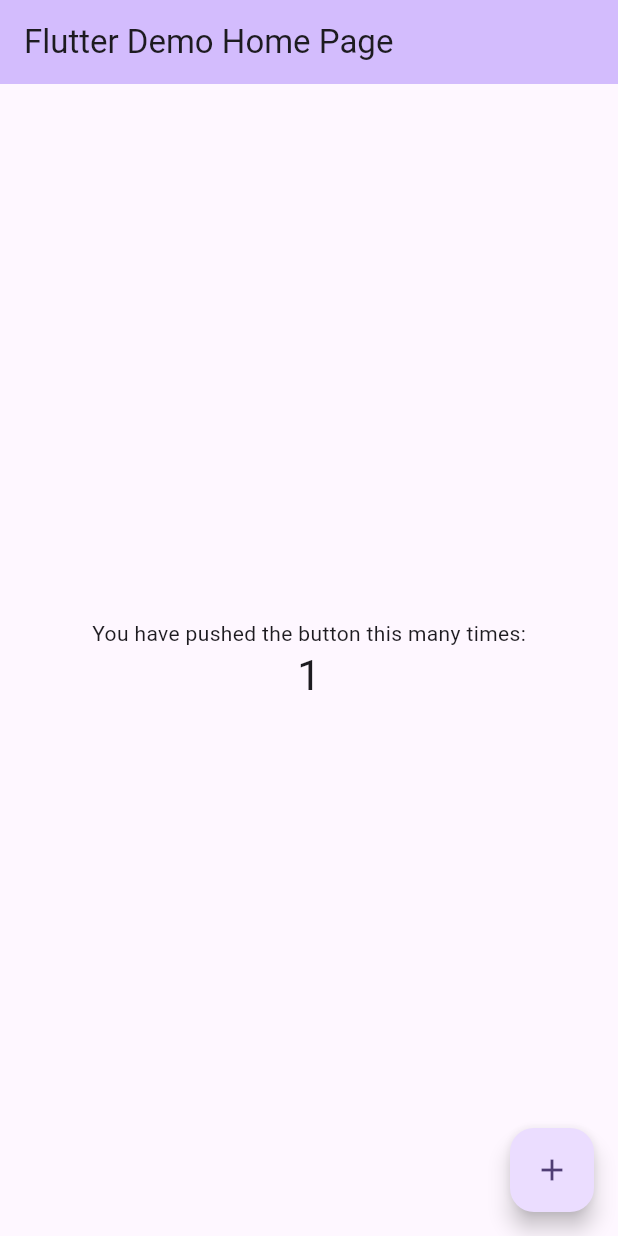
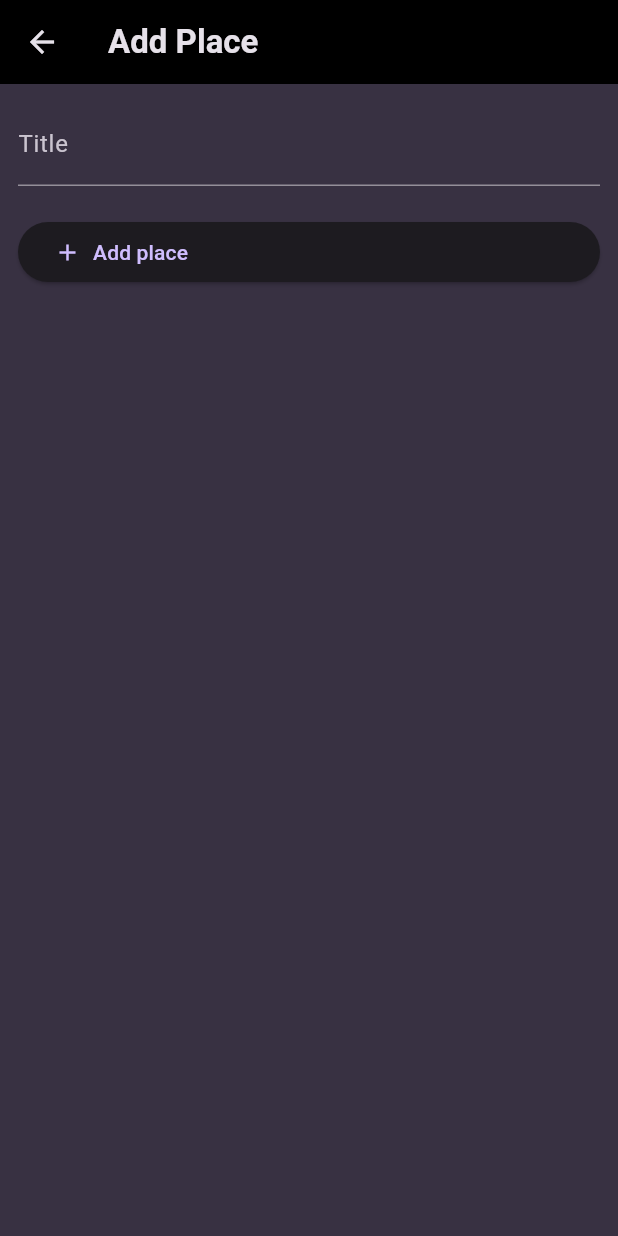
Before and after one commit to bartlomiej-sacha-tutorials/flutter-favorite-places, a Flutter app: the screen it shows after launch, after a tap on the "add" icon, on a phone screen of 412 x 824 dp. Run offline on Flutter 3.47's test engine with Material 3 defaults, Android fonts, the phone set to English and light mode, and no system bars; our stand-ins replace flutter_riverpod, google_fonts.

Commit message:
add places challenge solution using riverpod

```diff
--- a/lib/main.dart
+++ b/lib/main.dart
@@ -1,122 +1,37 @@
+import 'package:favorite_places/screens/places_screen.dart';
 import 'package:flutter/material.dart';
+import 'package:flutter_riverpod/flutter_riverpod.dart';
+import 'package:google_fonts/google_fonts.dart';
+
+final colorScheme = ColorScheme.fromSeed(
+  brightness: Brightness.dark,
+  seedColor: const Color.fromARGB(255, 102, 6, 247),
+  surface: const Color.fromARGB(255, 56, 49, 66),
+);
+
+final theme = ThemeData().copyWith(
+  scaffoldBackgroundColor: colorScheme.surface,
+  colorScheme: colorScheme,
+  textTheme: GoogleFonts.ubuntuCondensedTextTheme().copyWith(
+    titleSmall: GoogleFonts.ubuntuCondensed(fontWeight: FontWeight.bold),
+    titleMedium: GoogleFonts.ubuntuCondensed(fontWeight: FontWeight.bold),
+    titleLarge: GoogleFonts.ubuntuCondensed(fontWeight: FontWeight.bold),
+  ),
+);
 
 void main() {
-  runApp(const MyApp());
+  runApp(const ProviderScope(child: MyApp()));
 }
 
 class MyApp extends StatelessWidget {
   const MyApp({super.key});
 
-  // This widget is the root of your application.
   @override
   Widget build(BuildContext context) {
     return MaterialApp(
-      title: 'Flutter Demo',
-      theme: ThemeData(
-        // This is the theme of your application.
-        //
-        // TRY THIS: Try running your application with "flutter run". You'll see
-        // the application has a purple toolbar. Then, without quitting the app,
-        // try changing the seedColor in the colorScheme below to Colors.green
-        // and then invoke "hot reload" (save your changes or press the "hot
-        // reload" button in a Flutter-supported IDE, or press "r" if you used
-        // the command line to start the app).
-        //
-        // Notice that the counter didn't reset back to zero; the application
-        // state is not lost during the reload. To reset the state, use hot
-        // restart instead.
-        //
-        // This works for code too, not just values: Most code changes can be
-        // tested with just a hot reload.
-        colorScheme: ColorScheme.fromSeed(seedColor: Colors.deepPurple),
-      ),
-      home: const MyHomePage(title: 'Flutter Demo Home Page'),
+      title: 'Great Places',
+      theme: theme,
+      home: PlacesScreen(),
     );
   }
 }
-
-class MyHomePage extends StatefulWidget {
-  const MyHomePage({super.key, required this.title});
-
-  // This widget is the home page of your application. It is stateful, meaning
-  // that it has a State object (defined below) that contains fields that affect
-  // how it looks.
-
-  // This class is the configuration for the state. It holds the values (in this
-  // case the title) provided by the parent (in this case the App widget) and
-  // used by the build method of the State. Fields in a Widget subclass are
-  // always marked "final".
-
-  final String title;
-
-  @override
-  State<MyHomePage> createState() => _MyHomePageState();
-}
-
-class _MyHomePageState extends State<MyHomePage> {
-  int _counter = 0;
-
-  void _incrementCounter() {
-    setState(() {
-      // This call to setState tells the Flutter framework that something has
-      // changed in this State, which causes it to rerun the build method below
-      // so that the display can reflect the updated values. If we changed
-      // _counter without calling setState(), then the build method would not be
-      // called again, and so nothing would appear to happen.
-      _counter++;
-    });
-  }
-
-  @override
-  Widget build(BuildContext context) {
-    // This method is rerun every time setState is called, for instance as done
-    // by the _incrementCounter method above.
-    //
-    // The Flutter framework has been optimized to make rerunning build methods
-    // fast, so that you can just rebuild anything that needs updating rather
-    // than having to individually change instances of widgets.
-    return Scaffold(
-      appBar: AppBar(
-        // TRY THIS: Try changing the color here to a specific color (to
-        // Colors.amber, perhaps?) and trigger a hot reload to see the AppBar
-        // change color while the other colors stay the same.
-        backgroundColor: Theme.of(context).colorScheme.inversePrimary,
-        // Here we take the value from the MyHomePage object that was created by
-        // the App.build method, and use it to set our appbar title.
-        title: Text(widget.title),
-      ),
-      body: Center(
-        // Center is a layout widget. It takes a single child and positions it
-        // in the middle of the parent.
-        child: Column(
-          // Column is also a layout widget. It takes a list of children and
-          // arranges them vertically. By default, it sizes itself to fit its
-          // children horizontally, and tries to be as tall as its parent.
-          //
-          // Column has various properties to control how it sizes itself and
-          // how it positions its children. Here we use mainAxisAlignment to
-          // center the children vertically; the main axis here is the vertical
-          // axis because Columns are vertical (the cross axis would be
-          // horizontal).
-          //
-          // TRY THIS: Invoke "debug painting" (choose the "Toggle Debug Paint"
-          // action in the IDE, or press "p" in the console), to see the
-          // wireframe for each widget.
-          mainAxisAlignment: MainAxisAlignment.center,
-          children: <Widget>[
-            const Text('You have pushed the button this many times:'),
-            Text(
-              '$_counter',
-              style: Theme.of(context).textTheme.headlineMedium,
-            ),
-          ],
-        ),
-      ),
-      floatingActionButton: FloatingActionButton(
-        onPressed: _incrementCounter,
-        tooltip: 'Increment',
-        child: const Icon(Icons.add),
-      ), // This trailing comma makes auto-formatting nicer for build methods.
-    );
-  }
-}
--- /dev/null
+++ b/lib/models/place.dart
@@ -0,0 +1,6 @@
+class Place {
+  const Place({required this.id, required this.title});
+
+  final String id;
+  final String title;
+}
--- /dev/null
+++ b/lib/providers/places_provider.dart
@@ -0,0 +1,24 @@
+import 'package:favorite_places/models/place.dart';
+import 'package:flutter_riverpod/flutter_riverpod.dart';
+
+class PlacesNotifier extends StateNotifier<List<Place>> {
+  PlacesNotifier()
+    : super([
+        const Place(id: 'p1', title: 'Place 1'),
+        const Place(id: 'p2', title: 'Place 2'),
+        const Place(id: 'p3', title: 'Place 3'),
+        const Place(id: 'p4', title: 'Place 4'),
+        const Place(id: 'p5', title: 'Place 5'),
+      ]);
+
+  void addPlace(String title) {
+    final newPlace = Place(id: DateTime.now().toString(), title: title);
+    state = [...state, newPlace];
+  }
+}
+
+final placesProvider = StateNotifierProvider<PlacesNotifier, List<Place>>((
+  ref,
+) {
+  return PlacesNotifier();
+});
--- /dev/null
+++ b/lib/screens/add_place_screen.dart
@@ -0,0 +1,64 @@
+import 'package:favorite_places/providers/places_provider.dart';
+import 'package:flutter/material.dart';
+import 'package:flutter_riverpod/flutter_riverpod.dart';
+
+class AddPlaceScreen extends ConsumerStatefulWidget {
+  const AddPlaceScreen({super.key});
+
+  @override
+  ConsumerState<AddPlaceScreen> createState() => _AddPlaceScreenState();
+}
+
+class _AddPlaceScreenState extends ConsumerState<AddPlaceScreen> {
+  final _titleController = TextEditingController();
+
+  @override
+  void dispose() {
+    _titleController.dispose();
+    super.dispose();
+  }
+
+  @override
+  Widget build(BuildContext context) {
+    return Scaffold(
+      appBar: AppBar(
+        title: const Text('Add Place'),
+        centerTitle: false,
+        backgroundColor: Theme.of(context).colorScheme.shadow,
+      ),
+      body: Padding(
+        padding: const EdgeInsets.all(12),
+        child: Column(
+          children: [
+            TextField(
+              controller: _titleController,
+              decoration: const InputDecoration(label: Text('Title')),
+            ),
+            const SizedBox(height: 20),
+            ElevatedButton(
+              onPressed: () {
+                ref
+                    .read(placesProvider.notifier)
+                    .addPlace(_titleController.text);
+
+                ScaffoldMessenger.of(context).showSnackBar(
+                  SnackBar(
+                    content: Text('Place "${_titleController.text}" added!'),
+                  ),
+                );
+                Navigator.of(context).pop();
+              },
+              child: Row(
+                children: [
+                  const Icon(Icons.add),
+                  SizedBox(width: 8),
+                  Text('Add place'),
+                ],
+              ),
+            ),
+          ],
+        ),
+      ),
+    );
+  }
+}
--- /dev/null
+++ b/lib/screens/place_details.dart
@@ -0,0 +1,25 @@
+import 'package:favorite_places/models/place.dart';
+import 'package:flutter/material.dart';
+
+class PlaceDetails extends StatelessWidget {
+  const PlaceDetails({super.key, required this.place});
+
+  final Place place;
+
+  @override
+  Widget build(BuildContext context) {
+    return Scaffold(
+      appBar: AppBar(
+        title: Text(place.title),
+        centerTitle: false,
+        backgroundColor: Theme.of(context).colorScheme.shadow,
+      ),
+      body: Center(
+        child: Text(
+          'Details for ${place.title}',
+          style: Theme.of(context).textTheme.titleMedium,
+        ),
+      ),
+    );
+  }
+}
--- /dev/null
+++ b/lib/screens/places_screen.dart
@@ -0,0 +1,33 @@
+import 'package:favorite_places/providers/places_provider.dart';
+import 'package:favorite_places/screens/add_place_screen.dart';
+import 'package:favorite_places/widgets/places_list.dart';
+import 'package:flutter/material.dart';
+import 'package:flutter_riverpod/flutter_riverpod.dart';
+
+class PlacesScreen extends ConsumerWidget {
+  const PlacesScreen({super.key});
+
+  @override
+  Widget build(BuildContext context, WidgetRef ref) {
+    final places = ref.watch(placesProvider);
+
+    return Scaffold(
+      appBar: AppBar(
+        title: const Text('Your Places'),
+        centerTitle: false,
+        backgroundColor: Theme.of(context).colorScheme.shadow,
+        actions: [
+          IconButton(
+            icon: const Icon(Icons.add),
+            onPressed: () {
+              Navigator.of(context).push(
+                MaterialPageRoute(builder: (context) => const AddPlaceScreen()),
+              );
+            },
+          ),
+        ],
+      ),
+      body: Center(child: PlacesList(places: places)),
+    );
+  }
+}
--- /dev/null
+++ b/lib/widgets/places_list.dart
@@ -0,0 +1,40 @@
+import 'package:favorite_places/models/place.dart';
+import 'package:favorite_places/screens/place_details.dart';
+import 'package:flutter/material.dart';
+
+class PlacesList extends StatelessWidget {
+  const PlacesList({super.key, required this.places});
+
+  final List<Place> places;
+
+  @override
+  Widget build(BuildContext context) {
+    if (places.isEmpty) {
+      return Center(
+        child: Text(
+          'No places added yet.',
+          style: Theme.of(context).textTheme.titleMedium,
+        ),
+      );
+    }
+
+    return ListView.builder(
+      itemCount: places.length,
+      itemBuilder: (context, index) {
+        return ListTile(
+          onTap: () {
+            Navigator.of(context).push(
+              MaterialPageRoute(
+                builder: (context) => PlaceDetails(place: places[index]),
+              ),
+            );
+          },
+          title: Text(
+            places[index].title,
+            style: Theme.of(context).textTheme.titleMedium,
+          ),
+        );
+      },
+    );
+  }
+}
```
